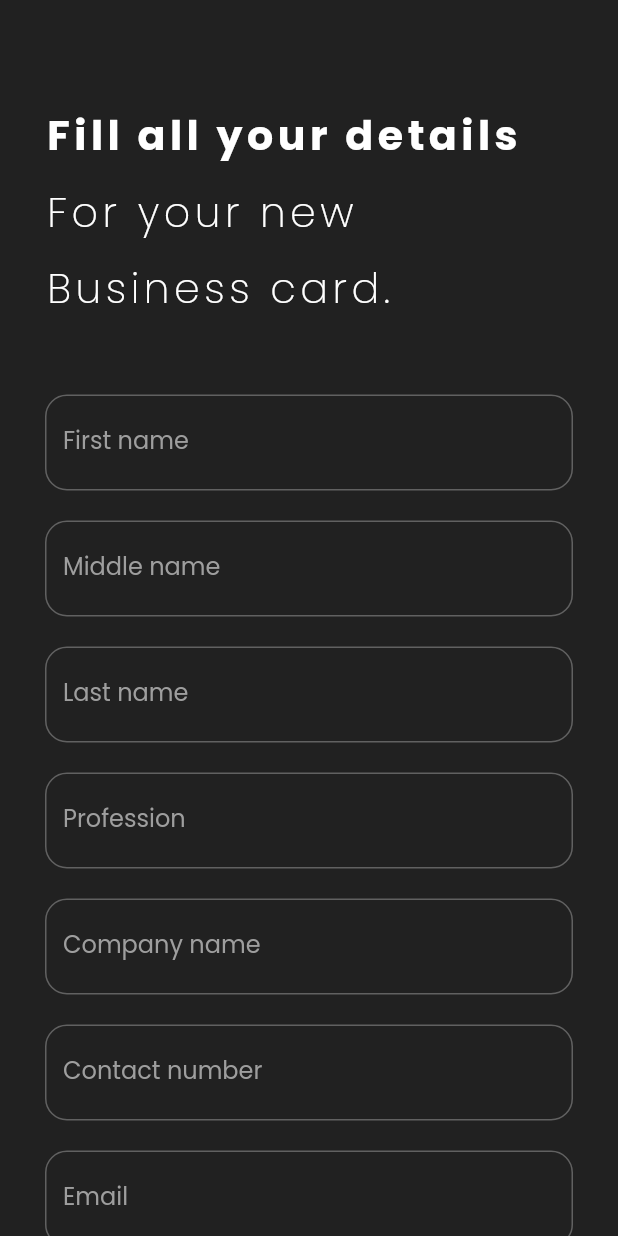
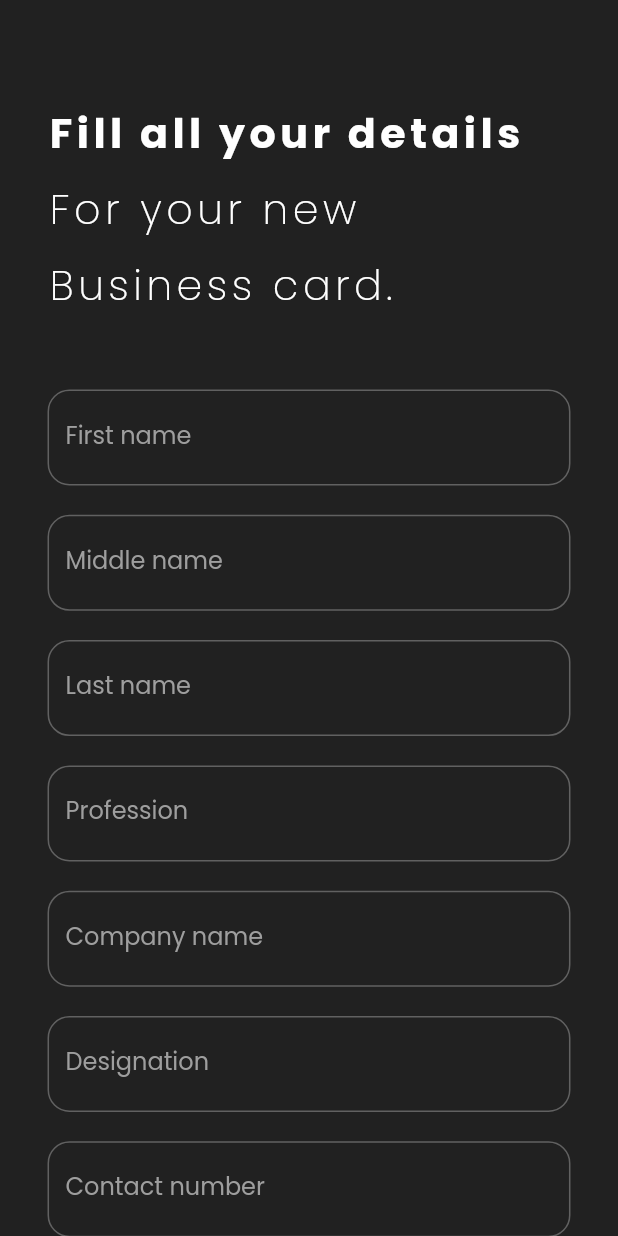
Before and after one commit to ziggy010/ezy_share, a Flutter app: the CardScreen screen opened by its route, on a phone screen of 412 x 824 dp. Run offline on Flutter 3.47's test engine with Material 2 defaults, Android fonts, the phone set to English and light mode, and no system bars; our stand-ins replace flutter_screenutil, flutter_speed_dial, flutter_spinkit, font_awesome_flutter, getwidget, google_fonts and 6 more; missing offline and left inert: dart:ffi, document_scanner, flutter_phone_direct_caller, qr_code_scanner, quick_actions; network calls fail.

Commit message:
wednesday_commit

```diff
--- a/lib/Screens/card_details.dart
+++ b/lib/Screens/card_details.dart
@@ -2,6 +2,7 @@ import 'package:ezy_share/Screens/sign_in.dart';
 import 'package:ezy_share/components/reusable_button.dart';
 import 'package:ezy_share/components/text_fields.dart';
 import 'package:flutter/material.dart';
+import 'package:flutter_screenutil/flutter_screenutil.dart';
 
 import '../constant.dart';
 
@@ -16,7 +17,7 @@ class CardScreen extends StatelessWidget {
       body: SafeArea(
         child: SingleChildScrollView(
           child: Padding(
-            padding: const EdgeInsets.only(left: 30, top: 70),
+            padding: EdgeInsets.only(left: 30.w, top: 70.h),
             child: Column(
               mainAxisAlignment: MainAxisAlignment.spaceEvenly,
               crossAxisAlignment: CrossAxisAlignment.baseline,
@@ -36,14 +37,14 @@ class CardScreen extends StatelessWidget {
                             style: kBodyTextStyle.copyWith(letterSpacing: 3.0),
                           ),
                           SizedBox(
-                            height: 10,
+                            height: 10.h,
                           ),
                           Text(
                             'For your new',
                             style: kWelcomeText.copyWith(letterSpacing: 3.0),
                           ),
                           SizedBox(
-                            height: 10,
+                            height: 10.h,
                           ),
                           Text(
                             'Business card.',
@@ -55,10 +56,10 @@ class CardScreen extends StatelessWidget {
                   ],
                 ),
                 SizedBox(
-                  height: 50,
+                  height: 50.h,
                 ),
                 Padding(
-                  padding: const EdgeInsets.only(right: 30),
+                  padding: EdgeInsets.only(right: 30.w),
                   child: Container(
                     child: Column(
                       children: [
@@ -68,7 +69,7 @@ class CardScreen extends StatelessWidget {
                           onChanged: (value) {},
                         ),
                         SizedBox(
-                          height: 20,
+                          height: 20.h,
                         ),
                         ReusableTextField(
                           hintText: 'Middle name',
@@ -76,7 +77,7 @@ class CardScreen extends StatelessWidget {
                           onChanged: (value) {},
                         ),
                         SizedBox(
-                          height: 20,
+                          height: 20.h,
                         ),
                         ReusableTextField(
                           hintText: 'Last name',
@@ -84,7 +85,7 @@ class CardScreen extends StatelessWidget {
                           onChanged: (value) {},
                         ),
                         SizedBox(
-                          height: 20,
+                          height: 20.h,
                         ),
                         ReusableTextField(
                           hintText: 'Profession',
@@ -92,7 +93,7 @@ class CardScreen extends StatelessWidget {
                           onChanged: (value) {},
                         ),
                         SizedBox(
-                          height: 20,
+                          height: 20.h,
                         ),
                         ReusableTextField(
                           hintText: 'Company name',
@@ -100,7 +101,15 @@ class CardScreen extends StatelessWidget {
                           onChanged: (value) {},
                         ),
                         SizedBox(
-                          height: 20,
+                          height: 20.h,
+                        ),
+                        ReusableTextField(
+                          hintText: 'Designation',
+                          labelText: 'Designation',
+                          onChanged: (value) {},
+                        ),
+                        SizedBox(
+                          height: 20.h,
                         ),
                         ReusableTextField(
                           hintText: 'Contact number',
@@ -108,7 +117,7 @@ class CardScreen extends StatelessWidget {
                           onChanged: (value) {},
                         ),
                         SizedBox(
-                          height: 20,
+                          height: 20.h,
                         ),
                         ReusableTextField(
                           hintText: 'Email',
@@ -116,14 +125,14 @@ class CardScreen extends StatelessWidget {
                           onChanged: (value) {},
                         ),
                         SizedBox(
-                          height: 20,
+                          height: 20.h,
                         ),
                       ],
                     ),
                   ),
                 ),
                 SizedBox(
-                  height: 50,
+                  height: 50.h,
                 ),
                 Container(
                   child: Column(
@@ -151,17 +160,17 @@ class CardScreen extends StatelessWidget {
                         ),
                       ),
                       SizedBox(
-                        height: 20,
+                        height: 20.h,
                       ),
                       Padding(
-                        padding: const EdgeInsets.only(
-                          bottom: 50,
+                        padding: EdgeInsets.only(
+                          bottom: 50.h,
                         ),
                         child: ReusableButton(
                           specificText: 'Register',
                           specificColor: Colors.white,
                           textStyle: kButtonText,
-                          width: 300,
+                          width: 300.w,
                           onTap: () {},
                         ),
                       ),
--- a/lib/main.dart
+++ b/lib/main.dart
@@ -6,26 +6,71 @@ import 'package:ezy_share/Screens/faq.dart';
 import 'package:ezy_share/Screens/home.dart';
 import 'package:ezy_share/Screens/homepage.dart';
 import 'package:ezy_share/Screens/onboarding_scree.dart';
+import 'package:ezy_share/Screens/pop_up_screen2.dart';
 import 'package:ezy_share/Screens/profile_screen.dart';
 import 'package:ezy_share/Screens/qr_code.dart';
 import 'package:ezy_share/Screens/register_screen.dart';
 import 'package:ezy_share/Screens/reset_password.dart';
 import 'package:ezy_share/Screens/saved_card_screen.dart';
+import 'package:ezy_share/Screens/saved_pop_up_screen.dart';
 //import 'package:ezy_share/Screens/saved_pop_up_screen.dart';
 import 'package:ezy_share/Screens/settings.dart';
 import 'package:ezy_share/Screens/sign_in.dart';
 import 'package:ezy_share/Screens/my_account.dart';
 import 'package:ezy_share/Screens/contact.dart';
+import 'package:ezy_share/Screens/your_qr_code.dart';
 
 import 'package:flutter/material.dart';
 import 'package:flutter_screenutil/flutter_screenutil.dart';
+import 'package:quick_actions/quick_actions.dart';
 
 void main() {
   runApp(const MyApp());
 }
 
-class MyApp extends StatelessWidget {
+class MyApp extends StatefulWidget {
   const MyApp({Key? key}) : super(key: key);
+
+  @override
+  State<MyApp> createState() => _MyAppState();
+}
+
+class _MyAppState extends State<MyApp> {
+  final quickActions = QuickActions();
+
+  @override
+  void initState() {
+    // TODO: implement initState
+    super.initState();
+    quickActions.setShortcutItems(
+      [
+        ShortcutItem(
+          type: 'Scan',
+          localizedTitle: 'Scan Code',
+          icon: 'qr_scan.png',
+        ),
+        ShortcutItem(
+          type: 'Share',
+          localizedTitle: 'Share Code',
+          icon: 'share.png',
+        ),
+      ],
+    );
+
+    quickActions.initialize((type) {
+      if (type == 'Scan') {
+        Navigator.pushNamed(context, ScanQrPage.id);
+      } else if (type == 'Share') {
+        Navigator.of(context).push(
+          MaterialPageRoute(
+            builder: (context) {
+              return MyQrCode();
+            },
+          ),
+        );
+      }
+    });
+  }
 
   @override
   Widget build(BuildContext context) {
@@ -51,6 +96,7 @@ class MyApp extends StatelessWidget {
           ResetPassword.id: (context) => ResetPassword(),
           DocumentScan.id: (context) => const DocumentScan(),
           ScanQrPage.id: (context) => ScanQrPage(),
+          MyQrCode.id: (context) => MyQrCode(),
         },
       ),
       designSize: const Size(390, 844),
--- a/pubspec.yaml
+++ b/pubspec.yaml
@@ -53,6 +53,7 @@ dependencies:
   circular_menu: ^2.0.1
   flutter_phone_direct_caller: ^2.1.1
   url_launcher: ^6.1.4
+  quick_actions: ^0.6.0+11
 
 dev_dependencies:
   flutter_test:
```
Also changed, not shown: lib/Screens/onboarding_screens/onboarding_screen1.dart (+14 -2 lines), lib/Screens/onboarding_screens/onboarding_screen2.dart (+10 -0 lines), lib/Screens/onboarding_screens/onboarding_screen3.dart (+15 -4 lines), lib/Screens/your_qr_code.dart (added, +12 -0 lines), lib/constant.dart (+7 -0 lines), pubspec.lock, 4 other files.
